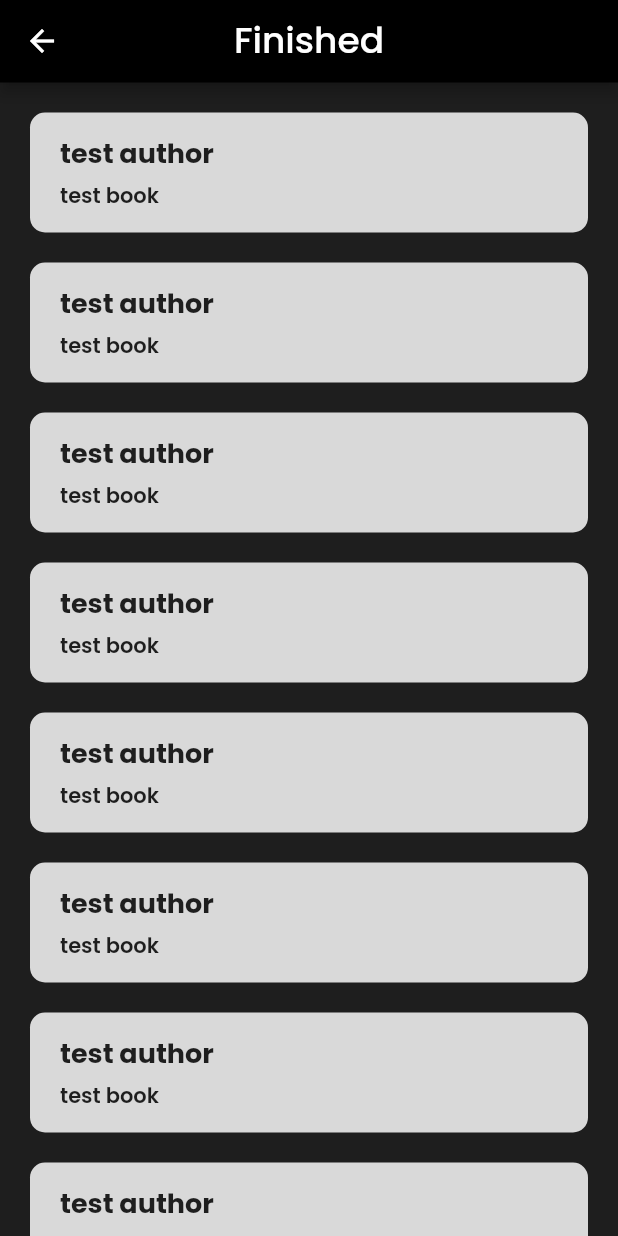
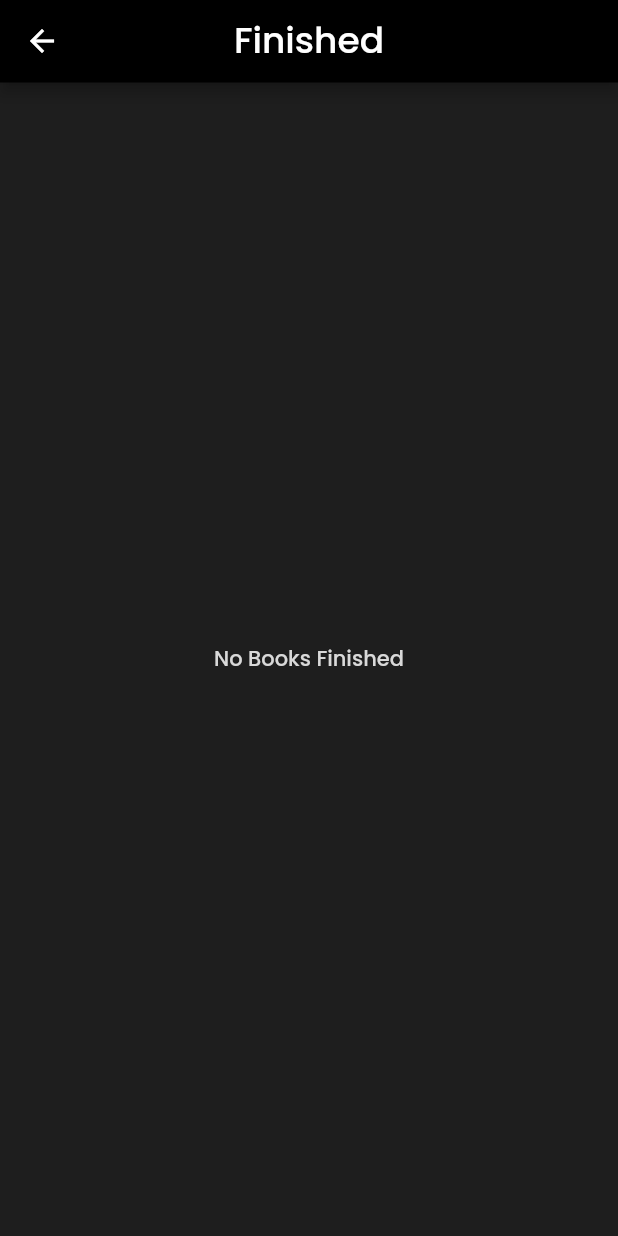
Before and after one commit to ashmil19/Book-Tracker, a Flutter app: the Finished screen opened directly, on a phone screen of 412 x 824 dp. Run offline on Flutter 3.47's test engine with Material 2 defaults, Android fonts, the phone set to English and light mode, and no system bars; our stand-ins replace bloc, flutter_bloc, freezed_annotation, get_it, google_fonts, hive_flutter and 1 more; accounts and stored records are empty.

Commit message:
updateStatus and getdifferentStatus book logic added

```diff
--- /dev/null
+++ b/lib/application/home/home_bloc.dart
@@ -0,0 +1,54 @@
+import 'package:bloc/bloc.dart';
+import 'package:book_tracker/domain/home/home_service.dart';
+import 'package:book_tracker/domain/library/library_service.dart';
+import 'package:book_tracker/domain/main_page/hive_models/book.dart';
+import 'package:freezed_annotation/freezed_annotation.dart';
+import 'package:injectable/injectable.dart';
+
+part 'home_event.dart';
+part 'home_state.dart';
+part 'home_bloc.freezed.dart';
+
+@injectable
+class HomeBloc extends Bloc<HomeEvent, HomeState> {
+  final LibraryService libraryService;
+  final HomeService homeService;
+  HomeBloc(this.libraryService, this.homeService) : super(HomeState.initial()) {
+    on<GetBooksWithDiffStatusEvent>((event, emit) async {
+      // send loading to ui
+      emit(state.copyWith(onLoading: true));
+
+      final _result = await libraryService.getAllBooks();
+
+      final _toRead = _result
+          .where((book) => book.bookStatus == BookStatus.toRead)
+          .toList();
+
+      final _currentlyReading = _result
+          .where((book) => book.bookStatus == BookStatus.currentlyReading)
+          .toList();
+
+      final _finished = _result
+          .where((book) => book.bookStatus == BookStatus.finished)
+          .toList();
+
+      emit(HomeState(
+        bookList: _result,
+        toReadList: _toRead,
+        currentlyReadingList: _currentlyReading,
+        finishedList: _finished,
+        onLoading: false,
+      ));
+    });
+
+    on<UpdateBookStatusEvent>((event, emit) async {
+      final _updatedBook = BookModel(
+        id: event.bookModel.id,
+        bookName: event.bookModel.bookName,
+        authorName: event.bookModel.authorName,
+        bookStatus: event.selectedBookStatus,
+      );
+      await homeService.updateBookStatus(bookModel: _updatedBook);
+    });
+  }
+}
--- /dev/null
+++ b/lib/application/home/home_event.dart
@@ -0,0 +1,12 @@
+part of 'home_bloc.dart';
+
+@freezed
+class HomeEvent with _$HomeEvent {
+  const factory HomeEvent.getBooksWithDiffStatusEvent() =
+      GetBooksWithDiffStatusEvent;
+
+  const factory HomeEvent.updateBookStatusEvent({
+    required BookStatus selectedBookStatus,
+    required BookModel bookModel,
+  }) = UpdateBookStatusEvent;
+}
--- /dev/null
+++ b/lib/application/home/home_state.dart
@@ -0,0 +1,20 @@
+part of 'home_bloc.dart';
+
+@freezed
+class HomeState with _$HomeState {
+  const factory HomeState({
+    required List<BookModel> bookList,
+    required List<BookModel> toReadList,
+    required List<BookModel> currentlyReadingList,
+    required List<BookModel> finishedList,
+    required bool onLoading,
+  }) = _Initial;
+
+  factory HomeState.initial() => const HomeState(
+        bookList: [],
+        toReadList: [],
+        currentlyReadingList: [],
+        finishedList: [],
+        onLoading: false,
+      );
+}
--- a/lib/core/colors.dart
+++ b/lib/core/colors.dart
@@ -4,6 +4,7 @@ const scaffoldBgColor = Color(0xFF1E1E1E);
 const defaultColor = Color(0xFFD9D9D9);
 const kWhiteColor = Colors.white;
 const kBlackColor = Colors.black;
+const kRedColor = Color.fromARGB(255, 171, 29, 19);
 const bodyTextColor = Color(0xFF1E1E1E);
 
 const iconSelectColor = Colors.white;
--- /dev/null
+++ b/lib/domain/home/home_service.dart
@@ -0,0 +1,5 @@
+import 'package:book_tracker/domain/main_page/hive_models/book.dart';
+
+abstract class HomeService {
+  Future<void> updateBookStatus({required BookModel bookModel});
+}
--- a/lib/domain/main_page/hive_models/book.dart
+++ b/lib/domain/main_page/hive_models/book.dart
@@ -11,14 +11,14 @@ class BookModel {
   final String bookName;
 
   @HiveField(2)
-  final String authorName;
+  String? authorName;
 
   @HiveField(3)
   final BookStatus bookStatus;
 
   BookModel({
     required this.bookName,
-    required this.authorName,
+    this.authorName,
     required this.bookStatus,
     this.id,
   });
--- a/lib/main.dart
+++ b/lib/main.dart
@@ -1,3 +1,4 @@
+import 'package:book_tracker/application/home/home_bloc.dart';
 import 'package:book_tracker/application/library/library_bloc.dart';
 import 'package:book_tracker/core/colors.dart';
 import 'package:book_tracker/domain/core/di/injectable.dart';
@@ -24,6 +25,7 @@ class MyApp extends StatelessWidget {
     return MultiBlocProvider(
       providers: [
         BlocProvider(create: (ctx) => getIt<LibraryBloc>()),
+        BlocProvider(create: (ctx) => getIt<HomeBloc>()),
       ],
       child: MaterialApp(
         title: 'Book Tracker',
--- a/lib/presentation/home/widgets/finished.dart
+++ b/lib/presentation/home/widgets/finished.dart
@@ -1,30 +1,54 @@
+import 'package:book_tracker/application/home/home_bloc.dart';
+import 'package:book_tracker/core/colors.dart';
 import 'package:book_tracker/core/constants.dart';
+import 'package:book_tracker/domain/main_page/hive_models/book.dart';
+import 'package:book_tracker/presentation/home/widgets/circle_radio_widget.dart';
 import 'package:book_tracker/presentation/home/widgets/home_bottom_sheet.dart';
 import 'package:book_tracker/presentation/widgets/appbar_widget.dart';
 import 'package:book_tracker/presentation/widgets/book_tile_widget.dart';
 import 'package:flutter/material.dart';
+import 'package:flutter_bloc/flutter_bloc.dart';
 
 class Finished extends StatelessWidget {
-  const Finished({super.key});
+  const Finished({
+    super.key,
+  });
 
   @override
   Widget build(BuildContext context) {
+    WidgetsBinding.instance.addPostFrameCallback((_) {
+      context.read<HomeBloc>().add(const GetBooksWithDiffStatusEvent());
+    });
     return Scaffold(
       appBar: PreferredSize(
-        preferredSize: Size.fromHeight(55),
+        preferredSize: const Size.fromHeight(55),
         child: AppbarWidget(
           text: "Finished",
         ),
       ),
-      body: ListView.separated(
-        padding: const EdgeInsets.all(20),
-        itemBuilder: (context, index) => BookTileWidget(
-          authorName: 'test book',
-          bookName: 'test author',
-          onTap: () => HomeBottomSheet(context),
-        ),
-        separatorBuilder: (context, index) => kHeight20,
-        itemCount: 13,
+      body: BlocBuilder<HomeBloc, HomeState>(
+        builder: (context, state) {
+          return state.onLoading
+              ? const Center(child: CircularProgressIndicator(strokeWidth: 2))
+              : state.finishedList.isEmpty
+                  ? const Center(
+                      child: Text("No Books Finished",
+                          style: TextStyle(
+                            color: defaultColor,
+                            fontWeight: FontWeight.w500,
+                          )))
+                  : ListView.separated(
+                      padding: const EdgeInsets.all(20),
+                      itemBuilder: (context, index) => BookTileWidget(
+                        authorName: state.finishedList[index].authorName!,
+                        bookName: state.finishedList[index].bookName,
+                        onTap: () =>
+                            HomeBottomSheet(context, state.finishedList[index]),
+                      ),
+                      separatorBuilder: (context, index) => kHeight20,
+                      itemCount: state.finishedList.length,
+                    );
+        },
       ),
     );
   }
--- a/lib/presentation/library/screen_library.dart
+++ b/lib/presentation/library/screen_library.dart
@@ -43,7 +43,7 @@ class ScreenLibrary extends StatelessWidget {
                       padding: const EdgeInsets.all(20),
                       itemBuilder: (context, index) => BookTileWidget(
                         bookName: state.bookList[index].bookName,
-                        authorName: state.bookList[index].authorName,
+                        authorName: state.bookList[index].authorName!,
                         onTap: () => LibraryBottomSheet(
                             context,
                             BookModel(
--- a/lib/presentation/library/widgets/add_book.dart
+++ b/lib/presentation/library/widgets/add_book.dart
@@ -40,8 +40,7 @@ class AddBook extends StatelessWidget {
                     onPressed: () {
                       final _bookName = _bookNameController.text.trim();
                       final _authorName = _authorNameController.text.trim();
-                      if (_bookNameController.text.isNotEmpty &&
-                          _authorNameController.text.isNotEmpty) {
+                      if (_bookName.isNotEmpty) {
                         context.read<LibraryBloc>().add(AddBookEvent(
                               bookName: _bookName,
                               authorName: _authorName,
--- a/lib/presentation/library/widgets/library_button_widget.dart
+++ b/lib/presentation/library/widgets/library_button_widget.dart
@@ -12,8 +12,9 @@ class LibraryButtonWidget extends StatelessWidget {
 
   @override
   Widget build(BuildContext context) {
+    Size deviceSize = MediaQuery.of(context).size;
     return SizedBox(
-      width: 180,
+      width: deviceSize.width * .35,
       height: 70,
       child: ElevatedButton(
         style: ElevatedButton.styleFrom(
```
Also changed, not shown: lib/infrastructure/home/home_impl.dart (added, +14 -0 lines), lib/presentation/home/screen_home.dart (+13 -4 lines), lib/presentation/home/widgets/circle_radio_widget.dart (+6 -2 lines), lib/presentation/home/widgets/currently_reading.dart (+35 -10 lines), lib/presentation/home/widgets/home_bottom_sheet.dart (+13 -3 lines), lib/presentation/home/widgets/to_read.dart (+34 -12 lines), lib/presentation/library/widgets/update_book.dart (+9 -9 lines), lib/presentation/widgets/book_tile_widget.dart (+11 -1 lines), lib/application/home/home_bloc.freezed.dart (added), lib/domain/core/di/injectable.config.dart, lib/domain/main_page/hive_models/book.g.dart.
